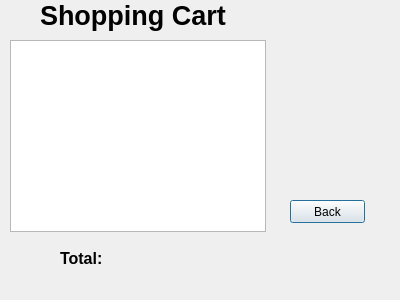
Old version of the form cart.ui in the repository grenrock/cs1dQTRepository.
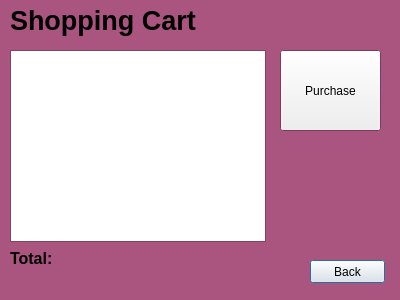
New version of the form.

What changed in the file:
```diff
--- a/cart.ui
+++ b/cart.ui
@@ -10,6 +10,70 @@
     <height>300</height>
    </rect>
   </property>
+  <property name="palette">
+   <palette>
+    <active>
+     <colorrole role="Base">
+      <brush brushstyle="SolidPattern">
+       <color alpha="255">
+        <red>255</red>
+        <green>255</green>
+        <blue>255</blue>
+       </color>
+      </brush>
+     </colorrole>
+     <colorrole role="Window">
+      <brush brushstyle="SolidPattern">
+       <color alpha="255">
+        <red>170</red>
+        <green>85</green>
+        <blue>127</blue>
+       </color>
+      </brush>
+     </colorrole>
+    </active>
+    <inactive>
+     <colorrole role="Base">
+      <brush brushstyle="SolidPattern">
+       <color alpha="255">
+        <red>255</red>
+        <green>255</green>
+        <blue>255</blue>
+       </color>
+      </brush>
+     </colorrole>
+     <colorrole role="Window">
+      <brush brushstyle="SolidPattern">
+       <color alpha="255">
+        <red>170</red>
+        <green>85</green>
+        <blue>127</blue>
+       </color>
+      </brush>
+     </colorrole>
+    </inactive>
+    <disabled>
+     <colorrole role="Base">
+      <brush brushstyle="SolidPattern">
+       <color alpha="255">
+        <red>170</red>
+        <green>85</green>
+        <blue>127</blue>
+       </color>
+      </brush>
+     </colorrole>
+     <colorrole role="Window">
+      <brush brushstyle="SolidPattern">
+       <color alpha="255">
+        <red>170</red>
+        <green>85</green>
+        <blue>127</blue>
+       </color>
+      </brush>
+     </colorrole>
+    </disabled>
+   </palette>
+  </property>
   <property name="windowTitle">
    <string>Dialog</string>
   </property>
@@ -17,7 +81,7 @@
    <property name="geometry">
     <rect>
      <x>10</x>
-     <y>40</y>
+     <y>50</y>
      <width>256</width>
      <height>192</height>
     </rect>
@@ -26,8 +90,8 @@
   <widget class="QPushButton" name="pushButton">
    <property name="geometry">
     <rect>
-     <x>290</x>
-     <y>200</y>
+     <x>310</x>
+     <y>260</y>
      <width>75</width>
      <height>23</height>
     </rect>
@@ -39,7 +103,7 @@
   <widget class="QLabel" name="label_2">
    <property name="geometry">
     <rect>
-     <x>60</x>
+     <x>10</x>
      <y>250</y>
      <width>61</width>
      <height>16</height>
@@ -59,10 +123,10 @@
   <widget class="QLabel" name="label">
    <property name="geometry">
     <rect>
-     <x>40</x>
+     <x>10</x>
      <y>0</y>
      <width>251</width>
-     <height>31</height>
+     <height>41</height>
     </rect>
    </property>
    <property name="font">
@@ -79,8 +143,8 @@
   <widget class="QLabel" name="totPrice">
    <property name="geometry">
     <rect>
-     <x>170</x>
-     <y>240</y>
+     <x>90</x>
+     <y>250</y>
      <width>161</width>
      <height>31</height>
     </rect>
@@ -96,6 +160,19 @@
     <string/>
    </property>
   </widget>
+  <widget class="QPushButton" name="pushButton_2">
+   <property name="geometry">
+    <rect>
+     <x>280</x>
+     <y>50</y>
+     <width>101</width>
+     <height>81</height>
+    </rect>
+   </property>
+   <property name="text">
+    <string>Purchase</string>
+   </property>
+  </widget>
  </widget>
  <resources/>
  <connections/>
```
